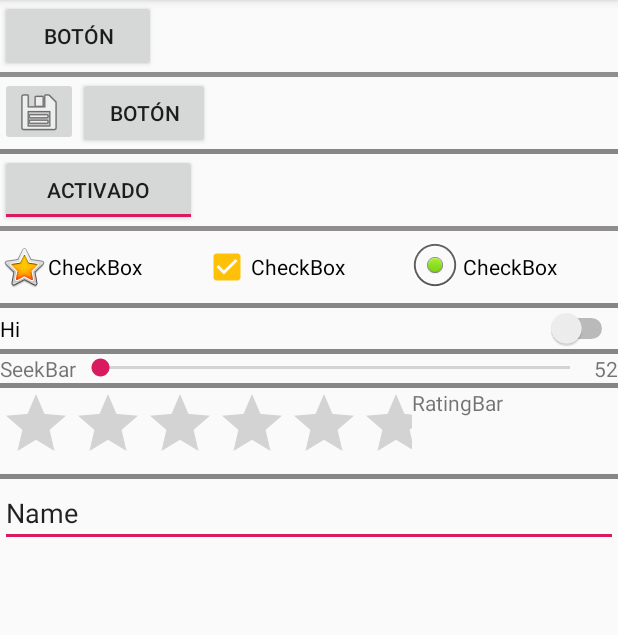
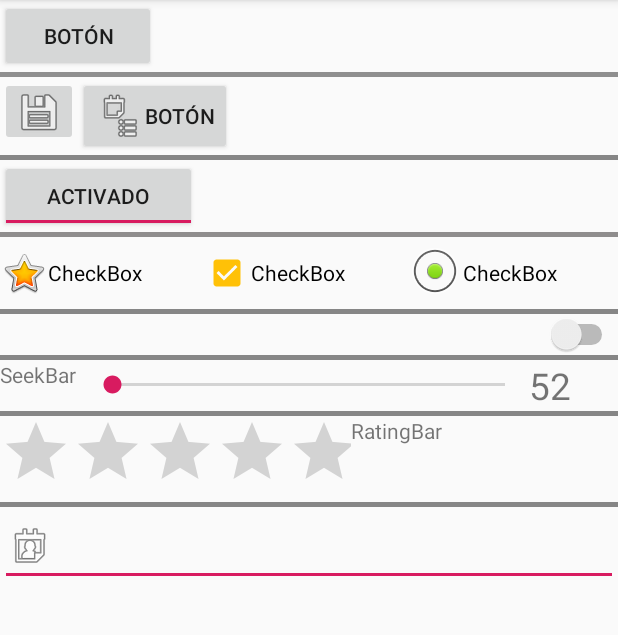
Before and after one commit to CesarRBlanco/Android-Studio-Projects, an Android app: the screen it shows after launch (MainActivity), on a phone screen of 412 x 824 dp, the part 84-719 px from its top. Run offline under Robolectric (Android 15) with nearby library versions, the phone set to English and light mode, and no system bars.

Commit message:
10:35 - [02/10/19]

```diff
--- a/app/src/main/java/com/example/ejercicio3/MainActivity.java
+++ b/app/src/main/java/com/example/ejercicio3/MainActivity.java
@@ -3,6 +3,13 @@ package com.example.ejercicio3;
 import androidx.appcompat.app.AppCompatActivity;
 
 import android.os.Bundle;
+import android.view.View;
+import android.widget.CheckBox;
+import android.widget.SeekBar;
+import android.widget.TextView;
+import android.widget.ToggleButton;
+
+import org.w3c.dom.Text;
 
 public class MainActivity extends AppCompatActivity {
 
@@ -10,5 +17,41 @@ public class MainActivity extends AppCompatActivity {
     protected void onCreate(Bundle savedInstanceState) {
         super.onCreate(savedInstanceState);
         setContentView(R.layout.activity_main);
+        final ToggleButton tgb=findViewById(R.id.toggleButton);
+        final CheckBox ckb1=findViewById(R.id.checkBox);
+        final SeekBar seek =findViewById(R.id.seekBar);
+        final TextView txtSeek=findViewById(R.id.textView4);
+        tgb.setOnClickListener(new View.OnClickListener() {
+            @Override
+            public void onClick(View v) {
+                if(tgb.isChecked()){
+                    ckb1.setChecked(true);
+                }else{
+                    ckb1.setChecked(false);
+                }
+            }
+        });
+
+
+        seek.setOnSeekBarChangeListener(new SeekBar.OnSeekBarChangeListener() {
+            @Override
+            public void onProgressChanged(SeekBar seekBar, int progress, boolean fromUser) {
+
+            int seekValue = seek.getProgress();
+            String x = Integer.toString(seekValue);
+            txtSeek.setText(x);
+            }
+
+            @Override
+            public void onStartTrackingTouch(SeekBar seekBar) {
+
+            }
+
+            @Override
+            public void onStopTrackingTouch(SeekBar seekBar) {
+
+            }
+        });
+
     }
 }
--- a/app/src/main/res/layout/activity_main.xml
+++ b/app/src/main/res/layout/activity_main.xml
@@ -41,6 +41,7 @@
             android:id="@+id/button4"
             android:layout_width="wrap_content"
             android:layout_height="wrap_content"
+            android:drawableStart="@android:drawable/ic_menu_agenda"
             android:text="Botón" />
 
     </LinearLayout>
@@ -124,10 +125,11 @@
             android:layout_width="wrap_content"
             android:layout_height="wrap_content"
             android:layout_weight="10"
+            android:checked="false"
             android:showText="false"
             android:splitTrack="false"
-            android:text="Hi"
-            tools:text="Hi" />
+            android:textAllCaps="false"
+            android:textIsSelectable="false" />
 
     </LinearLayout>
 
@@ -139,30 +141,31 @@
 
     <LinearLayout
         android:layout_width="match_parent"
-        android:layout_height="match_parent"
+        android:layout_height="34dp"
         android:layout_weight="10"
         android:orientation="horizontal">
 
         <TextView
             android:id="@+id/textView3"
-            android:layout_width="wrap_content"
-            android:layout_height="wrap_content"
-            android:layout_weight="0"
+            android:layout_width="0dp"
+            android:layout_height="match_parent"
+            android:layout_weight="1"
             android:text="SeekBar" />
 
         <SeekBar
             android:id="@+id/seekBar"
-            android:layout_width="wrap_content"
-            android:layout_height="wrap_content"
+            android:layout_width="0dp"
+            android:layout_height="match_parent"
             android:layout_weight="5"
             android:max="100" />
 
         <TextView
             android:id="@+id/textView4"
-            android:layout_width="wrap_content"
-            android:layout_height="wrap_content"
-            android:layout_weight="0"
-            android:text="52" />
+            android:layout_width="0dp"
+            android:layout_height="match_parent"
+            android:layout_weight="1"
+            android:text="52"
+            app:autoSizeTextType="uniform" />
 
     </LinearLayout>
 
@@ -182,17 +185,15 @@
             android:layout_width="0dp"
             android:layout_height="wrap_content"
             android:layout_weight="2"
-            android:isIndicator="false"
-            android:max="5"
-            android:numStars="5"
-            android:rating="0" />
+            android:isIndicator="false" />
 
         <TextView
             android:id="@+id/textView"
-            android:layout_width="0dp"
-            android:layout_height="wrap_content"
+            android:layout_width="wrap_content"
+            android:layout_height="match_parent"
             android:layout_weight="1"
-            android:text="RatingBar" />
+            android:text="RatingBar"
+            app:autoSizeTextType="none" />
     </LinearLayout>
 
     <View
@@ -211,9 +212,9 @@
             android:layout_width="wrap_content"
             android:layout_height="wrap_content"
             android:layout_weight="1"
+            android:drawableStart="@android:drawable/ic_menu_my_calendar"
             android:ems="10"
             android:inputType="textPersonName"
-            android:text="Name"
             tools:text="Introduce tu nombre" />
 
     </LinearLayout>
```
